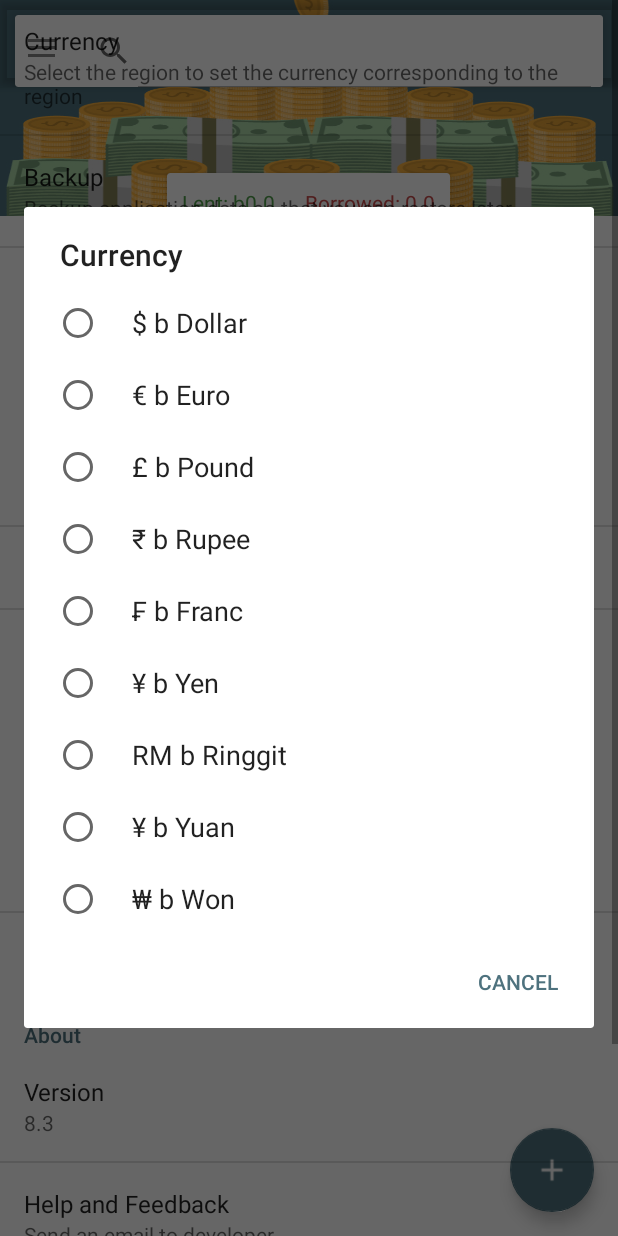
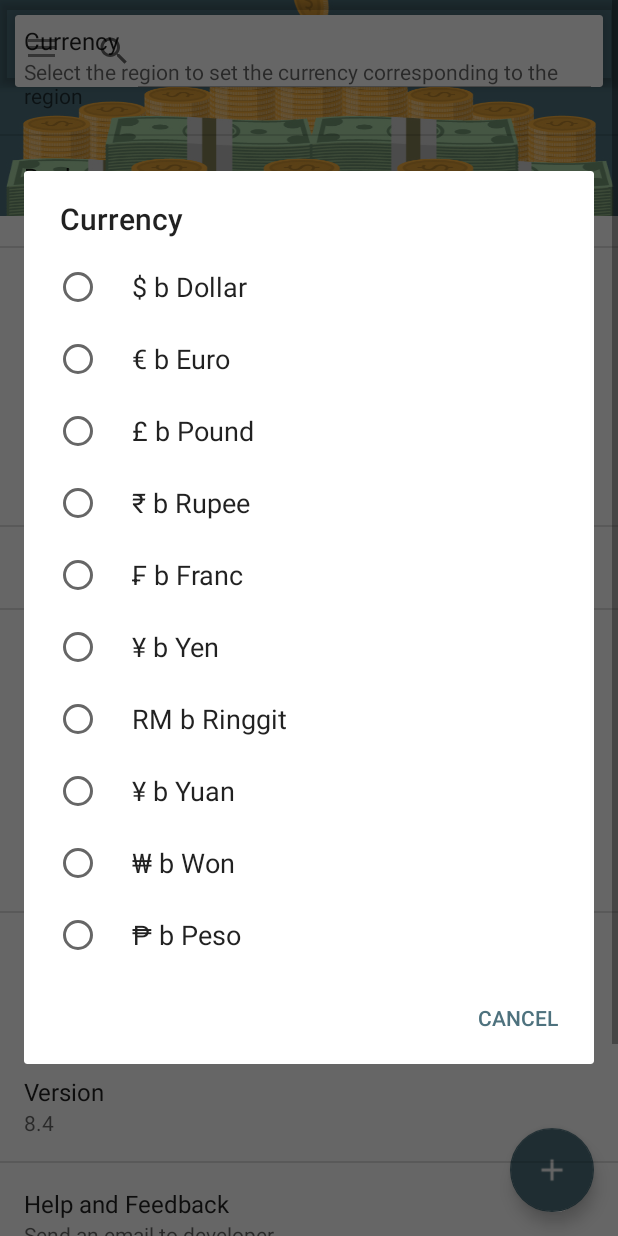
Before and after one commit to rohanx96/Quick-Wallet, an Android app: the fragment SettingsFragment placed in its activity, after a tap on "Click to open drawer", on a phone screen of 412 x 824 dp. Run offline under Robolectric (Android 15) with nearby library versions, the phone set to English and light mode, and no system bars; our stand-ins replace AdMob; pictures from the network do not load; 3 statements that could not run were skipped.

Commit message:
feat: Add Peso currency and start tutorial on first start
Fix add fab animation when ad is loaded
Fix lent and borrow buttonns not visible in add transaction fragment

```diff
--- a/app/src/main/java/com/rose/quickwallet/transactions/MainActivity.java
+++ b/app/src/main/java/com/rose/quickwallet/transactions/MainActivity.java
@@ -149,6 +149,8 @@ public class MainActivity extends BaseActivity {
                 // if it was the first app start
                 if (isFirstStart) {
                     drawerLayout.openDrawer(GravityCompat.START);
+                    Intent tutorial = new Intent(MainActivity.this, TutorialActivity.class);
+                    startActivity(tutorial);
                     SharedPreferences.Editor e = preferences.edit();
                     // we save the value "false", indicating that it is no longer the first appstart
                     e.putBoolean("isFirstStart", false);
@@ -400,6 +402,9 @@ public class MainActivity extends BaseActivity {
                         case 8:
                             preferences.edit().putString("prefCurrency", "₩").apply();
                             break;
+                        case 9:
+                            preferences.edit().putString("prefCurrency", "\u20B1").apply();
+                            break;
                         default:
                             preferences.edit().putString("prefCurrency", "").apply();
                             break;
--- a/app/src/main/java/com/rose/quickwallet/transactions/TransactionsFragment.java
+++ b/app/src/main/java/com/rose/quickwallet/transactions/TransactionsFragment.java
@@ -240,6 +240,11 @@ public class TransactionsFragment extends Fragment implements RecyclerViewCallba
 
             frame.addView(imageView);
         }
+        else {
+            /* Set the position of this new fab button same as that of our existing fab button */
+            imageView.setX(view.getX());
+            imageView.setY(view.getY());
+        }
         imageView.setVisibility(View.VISIBLE);
         // Start animation
         imageView.animate().scaleX(35.0f).scaleY(35.0f).setDuration(500).setInterpolator(new AccelerateInterpolator())
--- a/app/src/main/res/layout/fragment_add_transaction.xml
+++ b/app/src/main/res/layout/fragment_add_transaction.xml
@@ -600,7 +600,7 @@
     <LinearLayout
         android:id="@+id/type_buttons"
         android:layout_toRightOf="@id/calc_operation_buttons"
-        android:layout_toEndOf="@id/calc_action_buttons"
+        android:layout_toEndOf="@id/calc_operation_buttons"
         android:layout_above="@+id/calc_action_buttons"
         android:layout_width="match_parent"
         app:layout_heightPercent="44%"
--- a/app/src/main/res/values/arrays.xml
+++ b/app/src/main/res/values/arrays.xml
@@ -33,7 +33,9 @@
         <item>RM      \b Ringgit</item>
         <item>¥       \b Yuan</item>
         <item>₩       \b Won</item>
+        <item>\u20B1       \b Peso</item>
     </string-array>
+
     <string-array name="locale_value">
         <item>$</item>
         <item>€</item>
@@ -44,6 +46,6 @@
         <item>RM</item>
         <item>¥</item>
         <item>₩</item>
-
+        <item>\u20B1</item>
     </string-array>
 </resources>
--- a/app/src/main/res/xml/preferences.xml
+++ b/app/src/main/res/xml/preferences.xml
@@ -56,7 +56,7 @@
     <PreferenceCategory android:title="@string/about">
         <Preference
             android:title="@string/version"
-            android:summary="8.3"/>
+            android:summary="8.4"/>
         <Preference
             android:title="@string/pref_help"
             android:summary="@string/pref_help_summary"
```
